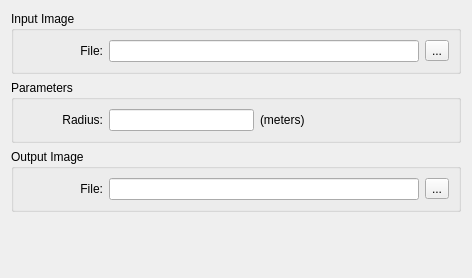
Old version of the form src/terralib_mod_growth_qt/ui/ReclassifyWidgetForm.ui in the repository ericabreu82/urban_analysis.
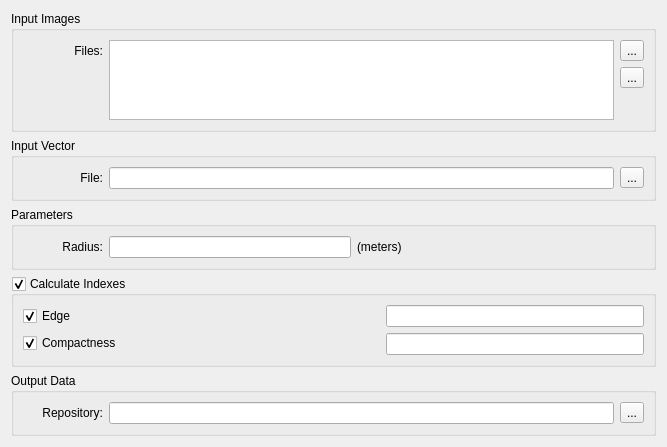
New version of the form.

Commit message: interface enhancements

What changed in the file:
```diff
--- a/src/terralib_mod_growth_qt/ui/ReclassifyWidgetForm.ui
+++ b/src/terralib_mod_growth_qt/ui/ReclassifyWidgetForm.ui
@@ -6,20 +6,20 @@
    <rect>
     <x>0</x>
     <y>0</y>
-    <width>472</width>
-    <height>278</height>
+    <width>667</width>
+    <height>447</height>
    </rect>
   </property>
   <property name="windowTitle">
    <string>Reclassify</string>
   </property>
-  <layout class="QGridLayout" name="gridLayout_8">
+  <layout class="QGridLayout" name="gridLayout_14">
    <item row="0" column="0">
-    <layout class="QGridLayout" name="gridLayout_7">
+    <layout class="QGridLayout" name="gridLayout_13">
      <item row="0" column="0">
       <widget class="QGroupBox" name="groupBox">
        <property name="title">
-        <string>Input Image</string>
+        <string>Input Images</string>
        </property>
        <property name="flat">
         <bool>true</bool>
@@ -36,23 +36,26 @@
              </size>
             </property>
             <property name="text">
-             <string>File:</string>
+             <string>Files:</string>
             </property>
             <property name="alignment">
              <set>Qt::AlignRight|Qt::AlignTrailing|Qt::AlignVCenter</set>
             </property>
            </widget>
           </item>
-          <item row="0" column="1">
-           <widget class="QLineEdit" name="m_reclassInputImageLineEdit">
-            <property name="minimumSize">
+          <item row="0" column="1" rowspan="3">
+           <widget class="QListWidget" name="m_imgFilesListWidget">
+            <property name="maximumSize">
              <size>
-              <width>200</width>
-              <height>0</height>
+              <width>16777215</width>
+              <height>100</height>
              </size>
             </property>
-            <property name="readOnly">
-             <bool>true</bool>
+            <property name="dragDropMode">
+             <enum>QAbstractItemView::InternalMove</enum>
+            </property>
+            <property name="defaultDropAction">
+             <enum>Qt::TargetMoveAction</enum>
             </property>
            </widget>
           </item>
@@ -63,12 +66,87 @@
             </property>
            </widget>
           </item>
+          <item row="1" column="0" rowspan="2">
+           <spacer name="verticalSpacer_2">
+            <property name="orientation">
+             <enum>Qt::Vertical</enum>
+            </property>
+            <property name="sizeHint" stdset="0">
+             <size>
+              <width>20</width>
+              <height>40</height>
+             </size>
+            </property>
+           </spacer>
+          </item>
+          <item row="1" column="2">
+           <widget class="QToolButton" name="m_reclassRemoveImageToolButton">
+            <property name="text">
+             <string>...</string>
+            </property>
+           </widget>
+          </item>
+          <item row="2" column="2">
+           <spacer name="verticalSpacer">
+            <property name="orientation">
+             <enum>Qt::Vertical</enum>
+            </property>
+            <property name="sizeHint" stdset="0">
+             <size>
+              <width>20</width>
+              <height>40</height>
+             </size>
+            </property>
+           </spacer>
+          </item>
          </layout>
         </item>
        </layout>
       </widget>
      </item>
      <item row="1" column="0">
+      <widget class="QGroupBox" name="groupBox_5">
+       <property name="title">
+        <string>Input Vector</string>
+       </property>
+       <property name="flat">
+        <bool>true</bool>
+       </property>
+       <layout class="QGridLayout" name="gridLayout_12">
+        <item row="0" column="0">
+         <layout class="QGridLayout" name="gridLayout_11">
+          <item row="0" column="0">
+           <widget class="QLabel" name="label_6">
+            <property name="minimumSize">
+             <size>
+              <width>80</width>
+              <height>0</height>
+             </size>
+            </property>
+            <property name="text">
+             <string>File:</string>
+            </property>
+            <property name="alignment">
+             <set>Qt::AlignRight|Qt::AlignTrailing|Qt::AlignVCenter</set>
+            </property>
+           </widget>
+          </item>
+          <item row="0" column="1">
+           <widget class="QLineEdit" name="m_vecFileLineEdit"/>
+          </item>
+          <item row="0" column="2">
+           <widget class="QToolButton" name="m_reclassAddVecToolButton">
+            <property name="text">
+             <string>...</string>
+            </property>
+           </widget>
+          </item>
+         </layout>
+        </item>
+       </layout>
+      </widget>
+     </item>
+     <item row="2" column="0">
       <widget class="QGroupBox" name="groupBox_3">
        <property name="title">
         <string>Parameters</string>
@@ -127,10 +205,90 @@
        </layout>
       </widget>
      </item>
-     <item row="2" column="0">
+     <item row="3" column="0">
+      <widget class="QGroupBox" name="m_indexesGroupBox">
+       <property name="title">
+        <string>Calculate Indexes</string>
+       </property>
+       <property name="flat">
+        <bool>true</bool>
+       </property>
+       <property name="checkable">
+        <bool>true</bool>
+       </property>
+       <layout class="QGridLayout" name="gridLayout_10">
+        <item row="0" column="0">
+         <layout class="QGridLayout" name="gridLayout_9">
+          <item row="0" column="0">
+           <layout class="QGridLayout" name="gridLayout_7">
+            <item row="1" column="0">
+             <widget class="QCheckBox" name="m_indexesCompactnessCheckBox">
+              <property name="text">
+               <string>Compactness</string>
+              </property>
+              <property name="checked">
+               <bool>true</bool>
+              </property>
+             </widget>
+            </item>
+            <item row="0" column="0">
+             <widget class="QCheckBox" name="m_indexesEdgeCheckBox">
+              <property name="text">
+               <string>Edge</string>
+              </property>
+              <property name="checked">
+               <bool>true</bool>
+              </property>
+             </widget>
+            </item>
+           </layout>
+          </item>
+          <item row="0" column="1">
+           <spacer name="horizontalSpacer_2">
+            <property name="orientation">
+             <enum>Qt::Horizontal</enum>
+            </property>
+            <property name="sizeHint" stdset="0">
+             <size>
+              <width>40</width>
+              <height>20</height>
+             </size>
+            </property>
+           </spacer>
+          </item>
+          <item row="0" column="2">
+           <layout class="QGridLayout" name="gridLayout_8">
+            <item row="1" column="0">
+             <widget class="QLineEdit" name="m_indexesCompactnessLineEdit">
+              <property name="enabled">
+               <bool>true</bool>
+              </property>
+              <property name="readOnly">
+               <bool>true</bool>
+              </property>
+             </widget>
+            </item>
+            <item row="0" column="0">
+             <widget class="QLineEdit" name="m_indexesEdgeLineEdit">
+              <property name="enabled">
+               <bool>true</bool>
+              </property>
+              <property name="readOnly">
+               <bool>true</bool>
+              </property>
+             </widget>
+            </item>
+           </layout>
+          </item>
+         </layout>
+        </item>
+       </layout>
+      </widget>
+     </item>
+     <item row="4" column="0">
       <widget class="QGroupBox" name="groupBox_2">
        <property name="title">
-        <string>Output Image</string>
+        <string>Output Data</string>
        </property>
        <property name="flat">
         <bool>true</bool>
@@ -147,7 +305,7 @@
              </size>
             </property>
             <property name="text">
-             <string>File:</string>
+             <string>Repository:</string>
             </property>
             <property name="alignment">
              <set>Qt::AlignRight|Qt::AlignTrailing|Qt::AlignVCenter</set>
@@ -179,19 +337,6 @@
        </layout>
       </widget>
      </item>
-     <item row="3" column="0">
-      <spacer name="verticalSpacer">
-       <property name="orientation">
-        <enum>Qt::Vertical</enum>
-       </property>
-       <property name="sizeHint" stdset="0">
-        <size>
-         <width>20</width>
-         <height>40</height>
-        </size>
-       </property>
-      </spacer>
-     </item>
     </layout>
    </item>
   </layout>
```
Left out of the diff: 56 changed lines with no effect on the pictures. The commit also changes 2 other files.
